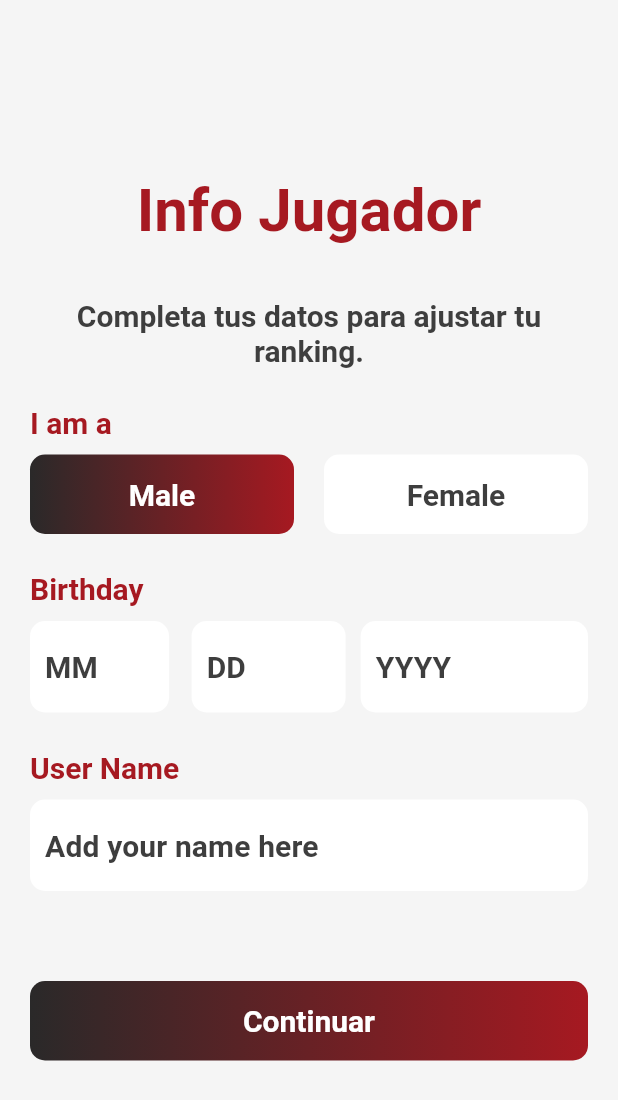
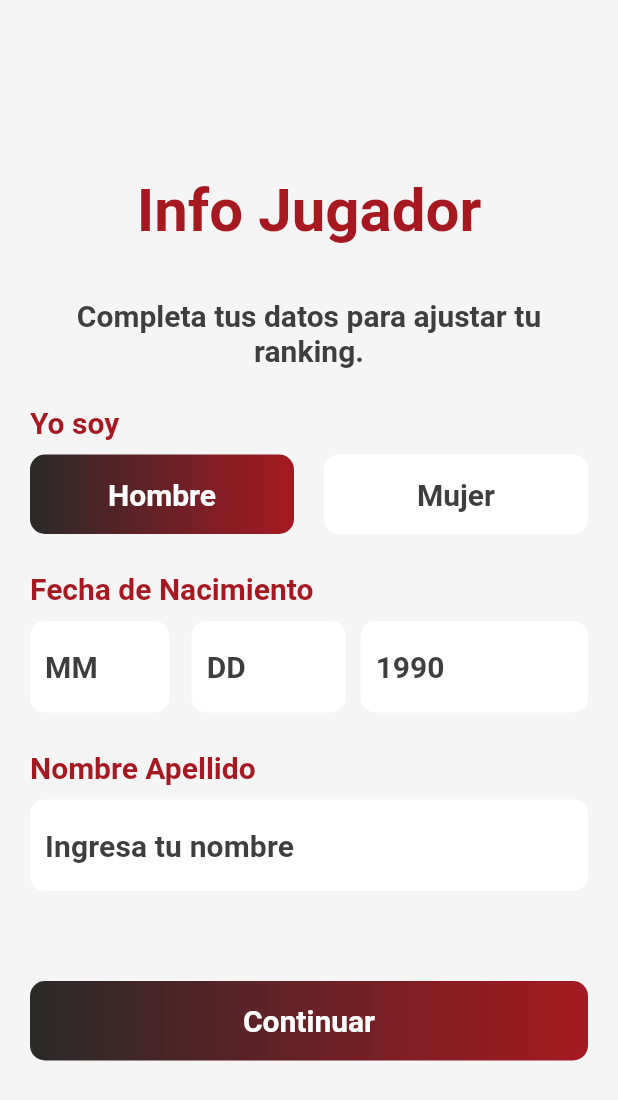
Before and after one commit to dexterx17/pingpong_rank, a Flutter app: the PersonalDetailActivity screen opened directly, on a phone screen of 412 x 824 dp. Shown: the top 1100 px of the screen. Run offline on Flutter 3.47's test engine with Material 2 defaults, Android fonts, the phone set to English and light mode, and no system bars; our stand-ins replace cached_network_image, carousel_slider, cloud_firestore, country_code_picker, firebase_auth, firebase_core and 6 more; accounts and stored records are empty.

Commit message:
user data

```diff
--- a/lib/src/helper/StringsRes.dart
+++ b/lib/src/helper/StringsRes.dart
@@ -9,13 +9,13 @@ class StringsRes{
   static String termsServicesPrivacyPolicyText = "Terminos del Servicio & Politica de Privacidad";
   static String whatNumberText = "Cúal es tu número?";
   static String continueText = "Continuar";
-  static String otpVerificationText = "Please enter your valid phone number. We send you 4 digit code to verify your account.";
-  static String enterCodeText = "Enter Your \nCode";
-  static String enterDigitCodeText = "Enter 4 digit code, That we have send to you at ";
-  static String profilePictureText = "Profile Picture";
+  static String otpVerificationText = "Por favor, introduce un número de teléfono válido. Te enviaremos un código de 4 digitos para verificar tu cuenta.";
+  static String enterCodeText = "Ingresa tu \nCódigo";
+  static String enterDigitCodeText = "Ingresa el código de 4 dígitos, que te enviamos";
+  static String profilePictureText = "Imágen de Perfil";
   static String profilePictureDescriptionText = "We are building real dating between real people. Atleast add one photo of yourself.";
-  static String addPhotoText = "Add Photo";
-  static String skipText = "Skip";
+  static String addPhotoText = "Agregar foto";
+  static String skipText = "Saltar";
   static String yourAccountText = "Iniciar sesión";
   static String newAccountText = "Nueva cuenta";
   static String emailLoginDescriptionText = "Ingresa tu email y contraseña para continuar";
@@ -32,7 +32,7 @@ class StringsRes{
   static String recoveryEmailDescriptionText = "Your email will be used for security purpose,such as helping you get back your account if you ever forget password.";
   static String phoneNumberText = "Phone Number";
   static String enterPhoneNumberText = "Enter Phone Number";
-  static String locationText = "Location";
+  static String locationText = "Ubicación";
   static String enterLocationText = "Enter Location";
   static String dateOfBirthText = "Date of birth";
   static String enterDateOfBirthText = "Enter Date of birth";
@@ -44,15 +44,15 @@ class StringsRes{
   static String interestedInText = "Interested in";
   static String interestedText = "Interested";
   static String whatAreYouInterestedText = "What are you interested in?";
-  static String maleText = "Male";
-  static String femaleText = "Female";
+  static String maleText = "Hombre";
+  static String femaleText = "Mujer";
   static String everyoneText = "Everyone";
   static String identifyYourselfTitleText = "Info Jugador";
   static String identifyYourselfDescriptionText = "Completa tus datos para ajustar tu ranking.";
-  static String iAmaText = "I am a";
-  static String birthdayText = "Birthday";
-  static String userNameText = "User Name";
-  static String addYourNameHereText = "Add your name here";
+  static String iAmaText = "Yo soy";
+  static String birthdayText = "Fecha de Nacimiento";
+  static String userNameText = "Nombre Apellido";
+  static String addYourNameHereText = "Ingresa tu nombre";
   static String monthText = "MM";
   static String dateText = "DD";
   static String yearText = "YYYY";
@@ -60,9 +60,9 @@ class StringsRes{
   static String sendMessageText = "Send Message";
   static String findNewFriendFriendText = "Find new friend";
   static String matchText = "Match";
-  static String acceptText = "Accept";
+  static String acceptText = "Aceptar";
   static String pendingRequestText = "Pending Request";
-  static String notificationsText = "Notifications";
+  static String notificationsText = "Notificaciones";
   static String messageText = "Message";
   static String discoverText = "Discover";
   static String forgetPasswordText = "Olvidaste tu contraseña?";
--- a/lib/src/models/user_data.dart
+++ b/lib/src/models/user_data.dart
@@ -3,13 +3,13 @@ class UserData{
 
   UserData({
     this.uid,
-    this.nombres,
-    //this.apellidos,
+    this.nombre,
+    this.sexo,
     int edad
   });
   String uid;
-  String nombres;
-  //String apellidos;
+  String nombre;
+  String sexo;
   int edad;
 
 }
--- a/lib/src/pages/authenticate/PersonalDetailActivity.dart
+++ b/lib/src/pages/authenticate/PersonalDetailActivity.dart
@@ -6,6 +6,7 @@ import 'package:pavalrank/src/pages/authenticate/RegistrationSuccessfullActivity
 import 'package:pavalrank/src/helper/ColorsRes.dart';
 import 'package:pavalrank/src/helper/DesignConfig.dart';
 import 'package:pavalrank/src/helper/StringsRes.dart';
+import 'package:pavalrank/src/services/auth.dart';
 
 class PersonalDetailActivity extends StatefulWidget {
   PersonalDetailActivity({Key key}) : super(key: key);
@@ -16,6 +17,18 @@ class PersonalDetailActivity extends StatefulWidget {
 
 class _PersonalDetailActivityState extends State<PersonalDetailActivity> {
   String gender = StringsRes.maleText;
+
+  String nombre = '';
+
+  String anio = '1990';
+  String mes = '';
+  String dia = '';
+
+  final AuthService _auth = AuthService();
+  final _formKey = GlobalKey<FormState>();
+  bool loading = false;
+
+
   @override
   void initState() {
     super.initState();
@@ -30,7 +43,9 @@ class _PersonalDetailActivityState extends State<PersonalDetailActivity> {
               width: double.infinity,
               height: double.infinity,
               child: Center(
-                child: SingleChildScrollView(
+                child:Form(
+                  key: _formKey,
+                  child: SingleChildScrollView(
                   child: Column(
                     mainAxisAlignment: MainAxisAlignment.center,
                     children: [
@@ -114,6 +129,8 @@ class _PersonalDetailActivityState extends State<PersonalDetailActivity> {
                                 alignment: Alignment.center,
                                 padding: const EdgeInsets.only(left: 10),
                                 child: TextFormField(
+                                  validator: (value) => value.isEmpty || (int.parse(value)<1 && int.parse(value) < 13) ? 'Ingrese un mes válido' : null,
+                                  onChanged: (value) => setState(() => mes = value ),
                                   style: TextStyle(color: ColorsRes.darkColor, fontSize: 20, fontWeight: FontWeight.bold),
                                   cursorColor: ColorsRes.darkColor,
                                   decoration: InputDecoration(
@@ -140,6 +157,8 @@ class _PersonalDetailActivityState extends State<PersonalDetailActivity> {
                                 alignment: Alignment.center,
                                 padding: const EdgeInsets.only(left: 10),
                                 child: TextFormField(
+                                  validator: (value) => value.isEmpty || (int.parse(value)<1 && int.parse(value) < 32) ? 'Ingrese un día válido' : null,
+                                  onChanged: (value) => setState(() => dia = value ),
                                   style: TextStyle(color: ColorsRes.darkColor, fontSize: 20, fontWeight: FontWeight.bold),
                                   cursorColor: ColorsRes.darkColor,
                                   decoration: InputDecoration(
@@ -166,6 +185,9 @@ class _PersonalDetailActivityState extends State<PersonalDetailActivity> {
                                 alignment: Alignment.center,
                                 padding: const EdgeInsets.only(left: 10),
                                 child: TextFormField(
+                                  initialValue: anio,
+                                  validator: (value) => value.isEmpty || (int.parse(value)<1 && int.parse(value) < 13) ? 'Ingrese un año válido' : null,
+                                  onChanged: (value) => setState(() => anio = value ),
                                   style: TextStyle(color: ColorsRes.darkColor, fontSize: 20, fontWeight: FontWeight.bold),
                                   cursorColor: ColorsRes.darkColor,
                                   decoration: InputDecoration(
@@ -202,6 +224,8 @@ class _PersonalDetailActivityState extends State<PersonalDetailActivity> {
                           alignment: Alignment.center,
                           padding: const EdgeInsets.only(left: 10),
                           child: TextFormField(
+                            validator: (value) => value.isEmpty ? 'Ingrese un nombre válido' : null,
+                            onChanged: (value) => setState(() => nombre = value ),
                             style: TextStyle(color: ColorsRes.darkColor, fontSize: 20, fontWeight: FontWeight.bold),
                             cursorColor: ColorsRes.darkColor,
                             decoration: InputDecoration(
@@ -222,13 +246,22 @@ class _PersonalDetailActivityState extends State<PersonalDetailActivity> {
                       ),
                       GestureDetector(
                         onTap: () {
-                          //Navigator.pop(context);
-                          Navigator.pushReplacement(
-                            context,
-                            MaterialPageRoute(
-                              builder: (context) => RegistrationSuccessfullActivity(),
-                            ),
-                          );
+                          if(_formKey.currentState.validate()) {
+                            setState(() => loading = true);
+
+                            print('todo bien');
+                            // //Navigator.pop(context);
+                            // Navigator.pushReplacement(
+                            //   context,
+                            //   MaterialPageRoute(
+                            //     builder: (context) =>
+                            //         RegistrationSuccessfullActivity(),
+                            //   ),
+                            // );
+
+                          }else{
+                            print('valde el form');
+                          }
                         },
                         child: Container(decoration: DesignConfig.boxDecorationButton(ColorsRes.gradientOne,ColorsRes.gradientTwo),
                             margin: EdgeInsets.only(right: 20, left: 20),
@@ -248,6 +281,7 @@ class _PersonalDetailActivityState extends State<PersonalDetailActivity> {
                     ],
                   ),
                 ),
+                )
               ),
             ),
           ],
--- a/lib/src/pages/home/settings_form.dart
+++ b/lib/src/pages/home/settings_form.dart
@@ -30,6 +30,7 @@ class _SettingsFormState extends State<SettingsForm> {
 
         if(snapshot.hasData){
 
+          UserData userData = snapshot.data;
 
           return Form(
               key: _formKey,
@@ -42,13 +43,14 @@ class _SettingsFormState extends State<SettingsForm> {
                   SizedBox(height: 20.0,),
 
                   TextFormField(
+                    initialValue: userData.nombre,
                     validator: (value) => value.isEmpty ? 'Ingrese un nombre' : null,
                     onChanged: (value) => setState(() => _name = value),
                   ),
                   SizedBox(height:20.0),
 
                   DropdownButtonFormField(
-                    value: _apellido,
+                    value: _apellido ?? userData.nombre,
                     items: sugars.map((e) {
                       return DropdownMenuItem(
                           value: e,
@@ -61,7 +63,7 @@ class _SettingsFormState extends State<SettingsForm> {
                   SizedBox(height:20.0),
 
                   Slider(
-                    value: (_edad ?? 100).toDouble(),
+                    value: (_edad ?? userData.edad).toDouble(),
                     activeColor: Colors.brown[_edad ?? 100],
                     inactiveColor: Colors.brown[_edad ?? 100],
                     min:0.0,
@@ -77,6 +79,8 @@ class _SettingsFormState extends State<SettingsForm> {
                       print(_name);
                       print(_apellido);
                       print(_edad);
+
+
                     },
                   )
 
--- a/lib/src/pages/players/players_list.dart
+++ b/lib/src/pages/players/players_list.dart
@@ -23,7 +23,7 @@ class _PlayersListState extends State<PlayersList> {
         print('player');
         print(player);
         print('nombre: '+player.nombre);
-        print('apellido: '+player.apellido.toString());
+        print('sexo: '+player.sexo);
         print('edad: '+player.edad.toString());
       });
     }
--- a/lib/src/services/auth.dart
+++ b/lib/src/services/auth.dart
@@ -46,7 +46,7 @@ class AuthService{
       UserCredential userCredential = await _auth.createUserWithEmailAndPassword(email: email, password: password);
 
       // create a new document for the user with the uid
-      await DatabaseService(uid: userCredential.user.uid).updateUserData('0','new crew member',100);
+      // await DatabaseService(uid: userCredential.user.uid).updateUserData('new user','ec','new crew member',32);
 
       return _userFromFirebase(userCredential.user);
     }  on FirebaseAuthException catch(e){
```
Also changed, not shown: lib/src/models/player_model.dart (+7 -3 lines), lib/src/services/database.dart (+22 -14 lines).
